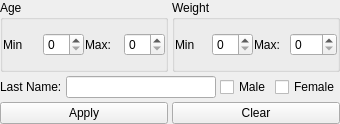
gcdean/TournamentMaster, file BracketMaster/CompetitorFilterWidget.ui: the form before one commit.
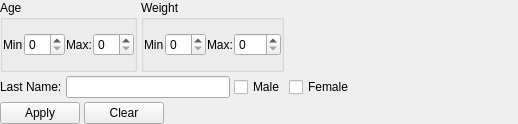
The form after the commit.

Commit message: BracketTableModel now correctly shows the number of competitors in the bracket. Made some UI changes to see how they look.

```diff
--- a/BracketMaster/CompetitorFilterWidget.ui
+++ b/BracketMaster/CompetitorFilterWidget.ui
@@ -6,7 +6,7 @@
    <rect>
     <x>0</x>
     <y>0</y>
-    <width>340</width>
+    <width>518</width>
     <height>124</height>
    </rect>
   </property>
@@ -152,6 +152,19 @@
        </layout>
       </widget>
      </item>
+     <item>
+      <spacer name="horizontalSpacer_2">
+       <property name="orientation">
+        <enum>Qt::Horizontal</enum>
+       </property>
+       <property name="sizeHint" stdset="0">
+        <size>
+         <width>40</width>
+         <height>20</height>
+        </size>
+       </property>
+      </spacer>
+     </item>
     </layout>
    </item>
    <item>
@@ -180,6 +193,19 @@
        </property>
       </widget>
      </item>
+     <item>
+      <spacer name="horizontalSpacer_3">
+       <property name="orientation">
+        <enum>Qt::Horizontal</enum>
+       </property>
+       <property name="sizeHint" stdset="0">
+        <size>
+         <width>40</width>
+         <height>20</height>
+        </size>
+       </property>
+      </spacer>
+     </item>
     </layout>
    </item>
    <item>
@@ -198,6 +224,19 @@
        </property>
       </widget>
      </item>
+     <item>
+      <spacer name="horizontalSpacer">
+       <property name="orientation">
+        <enum>Qt::Horizontal</enum>
+       </property>
+       <property name="sizeHint" stdset="0">
+        <size>
+         <width>40</width>
+         <height>20</height>
+        </size>
+       </property>
+      </spacer>
+     </item>
     </layout>
    </item>
   </layout>
```
The commit also changes 2 other files.
